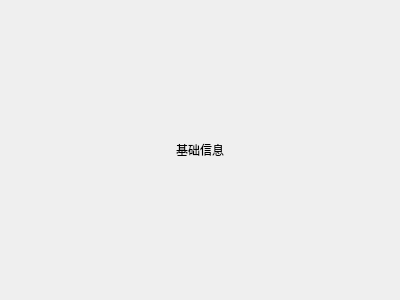
Qt form ConcreteTab/basicinfotab.ui (vulcan-soundwave/GenerateDialog) before a commit.
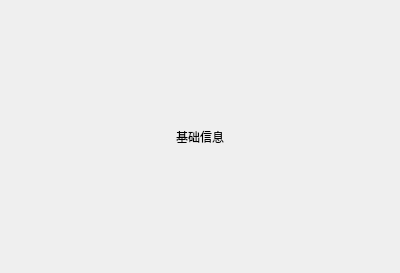
The same form after that commit.

What changed in the file:
```diff
--- a/ConcreteTab/basicinfotab.ui
+++ b/ConcreteTab/basicinfotab.ui
@@ -7,7 +7,7 @@
     <x>0</x>
     <y>0</y>
     <width>400</width>
-    <height>300</height>
+    <height>273</height>
    </rect>
   </property>
   <property name="windowTitle">
```
